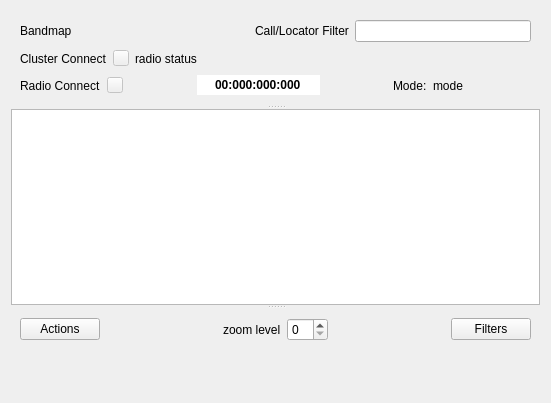
Above: mqt/MqtLogger/bandmapclientframe.ui from Rsclub22/Minos2-Mirror before the change. Below: the same form after it.
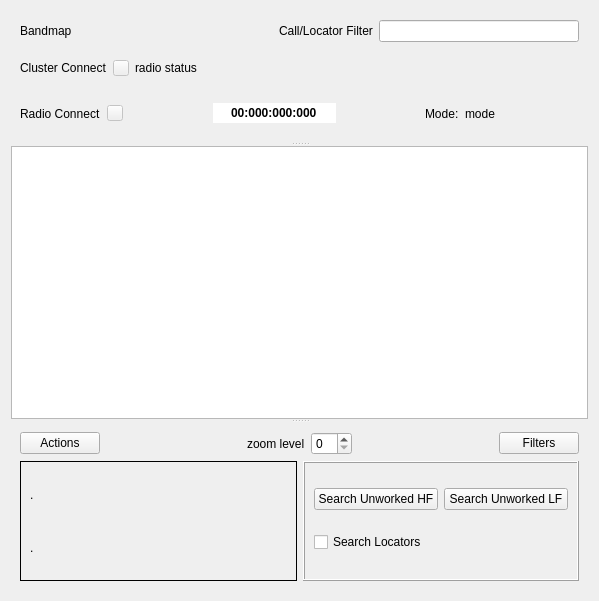
That is the form after the change. Custom widgets are drawn as their Qt base class.

Commit message: Reinstate search unworked

```diff
--- a/mqt/MqtLogger/bandmapclientframe.ui
+++ b/mqt/MqtLogger/bandmapclientframe.ui
@@ -6,8 +6,8 @@
    <rect>
     <x>0</x>
     <y>0</y>
-    <width>551</width>
-    <height>403</height>
+    <width>599</width>
+    <height>601</height>
    </rect>
   </property>
   <property name="windowTitle">
@@ -16,7 +16,7 @@
   <property name="autoFillBackground">
    <bool>true</bool>
   </property>
-  <layout class="QVBoxLayout" name="verticalLayout_3">
+  <layout class="QVBoxLayout" name="verticalLayout_4">
    <item>
     <widget class="MinosSplitter" name="bmSplitter">
      <property name="orientation">
@@ -233,7 +233,7 @@
       </property>
      </widget>
      <widget class="QFrame" name="actionFrame">
-      <layout class="QVBoxLayout" name="verticalLayout_2">
+      <layout class="QVBoxLayout" name="verticalLayout_3">
        <item>
         <layout class="QHBoxLayout" name="horizontalLayout">
          <item>
@@ -299,18 +299,74 @@
         </layout>
        </item>
        <item>
-        <widget class="QLabel" name="filterText">
-         <property name="text">
-          <string/>
-         </property>
-        </widget>
-       </item>
-       <item>
-        <widget class="QLabel" name="mouseInFrameLabel">
-         <property name="text">
-          <string/>
-         </property>
-        </widget>
+        <layout class="QHBoxLayout" name="horizontalLayout_7">
+         <item>
+          <widget class="QFrame" name="filterframe">
+           <property name="frameShape">
+            <enum>QFrame::Shape::Box</enum>
+           </property>
+           <layout class="QVBoxLayout" name="verticalLayout_2">
+            <item>
+             <widget class="QLabel" name="filterText">
+              <property name="text">
+               <string notr="true">.</string>
+              </property>
+             </widget>
+            </item>
+            <item>
+             <widget class="QLabel" name="mouseInFrameLabel">
+              <property name="text">
+               <string notr="true">.</string>
+              </property>
+             </widget>
+            </item>
+           </layout>
+          </widget>
+         </item>
+         <item>
+          <widget class="QFrame" name="searchFrame">
+           <property name="frameShape">
+            <enum>QFrame::Shape::Box</enum>
+           </property>
+           <property name="frameShadow">
+            <enum>QFrame::Shadow::Raised</enum>
+           </property>
+           <layout class="QVBoxLayout" name="verticalLayout_5">
+            <item>
+             <layout class="QHBoxLayout" name="horizontalLayout_3">
+              <item>
+               <widget class="QPushButton" name="searchUnworkedHF">
+                <property name="focusPolicy">
+                 <enum>Qt::FocusPolicy::NoFocus</enum>
+                </property>
+                <property name="text">
+                 <string>Search Unworked HF</string>
+                </property>
+               </widget>
+              </item>
+              <item>
+               <widget class="QPushButton" name="searchUnworkedLF">
+                <property name="focusPolicy">
+                 <enum>Qt::FocusPolicy::NoFocus</enum>
+                </property>
+                <property name="text">
+                 <string>Search Unworked LF</string>
+                </property>
+               </widget>
+              </item>
+             </layout>
+            </item>
+            <item>
+             <widget class="QCheckBox" name="locatorscb">
+              <property name="text">
+               <string>Search Locators</string>
+              </property>
+             </widget>
+            </item>
+           </layout>
+          </widget>
+         </item>
+        </layout>
        </item>
       </layout>
      </widget>
```
Left out of the diff: 32 changed lines with no effect on the pictures. The commit also changes 5 other files.
